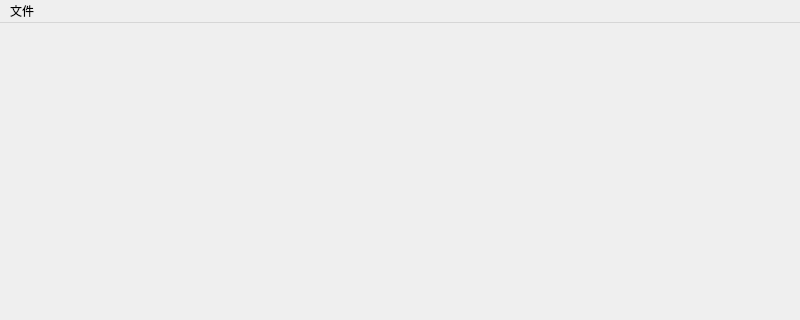
First picture: the form in UI/DatapacksEditors.ui, repository Wzp-2008/DatapacksEditors, before the edit; both pictures show x 0 to 800 and y 0 to 320 of the 800 by 600 pixel window.
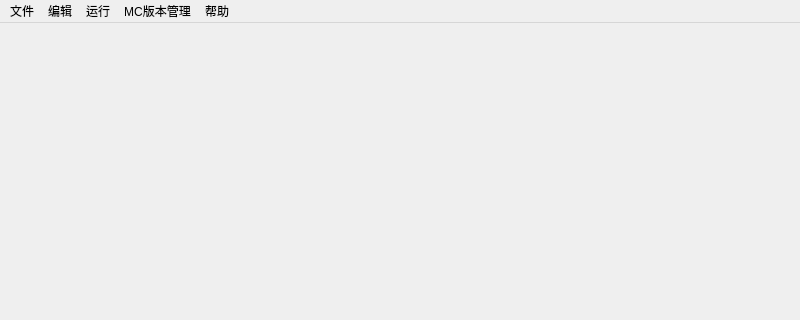
Second picture: the form after the edit.

Commit message: feat:Add main window

What changed in the file:
```diff
--- a/UI/DatapacksEditors.ui
+++ b/UI/DatapacksEditors.ui
@@ -23,12 +23,45 @@
      <height>22</height>
     </rect>
    </property>
-   <widget class="QMenu" name="menu">
+   <widget class="QMenu" name="file">
     <property name="title">
      <string>文件</string>
     </property>
    </widget>
-   <addaction name="menu"/>
+   <widget class="QMenu" name="edit">
+    <property name="title">
+     <string>编辑</string>
+    </property>
+    <addaction name="undo"/>
+    <addaction name="redo"/>
+    <addaction name="separator"/>
+    <addaction name="find"/>
+    <addaction name="replace"/>
+   </widget>
+   <widget class="QMenu" name="run">
+    <property name="title">
+     <string>运行</string>
+    </property>
+    <addaction name="run_MC"/>
+    <addaction name="build_map"/>
+   </widget>
+   <widget class="QMenu" name="help">
+    <property name="title">
+     <string>帮助</string>
+    </property>
+    <addaction name="about"/>
+    <addaction name="check_update"/>
+   </widget>
+   <widget class="QMenu" name="MC">
+    <property name="title">
+     <string>MC版本管理</string>
+    </property>
+   </widget>
+   <addaction name="file"/>
+   <addaction name="edit"/>
+   <addaction name="run"/>
+   <addaction name="MC"/>
+   <addaction name="help"/>
   </widget>
   <widget class="QStatusBar" name="statusbar"/>
  </widget>
```
Left out of the diff: 65 changed lines with no effect on the pictures. The commit also changes 1 other file.
